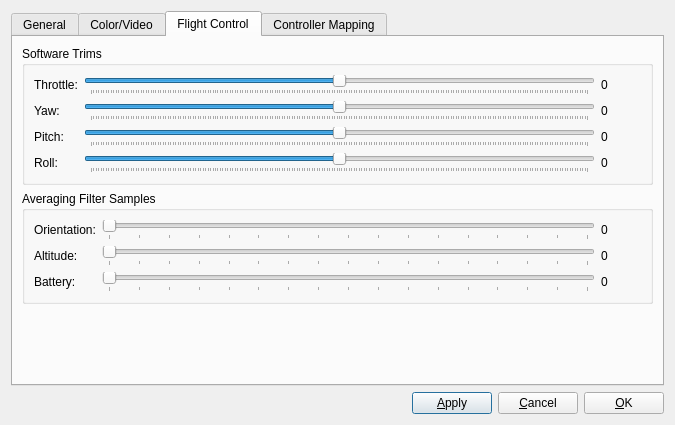
This is heliview/src/SettingsDialog.ui in gcsmith/ktgt-uav-desktop as Qt 5 draws it before an edit. The edited form follows.
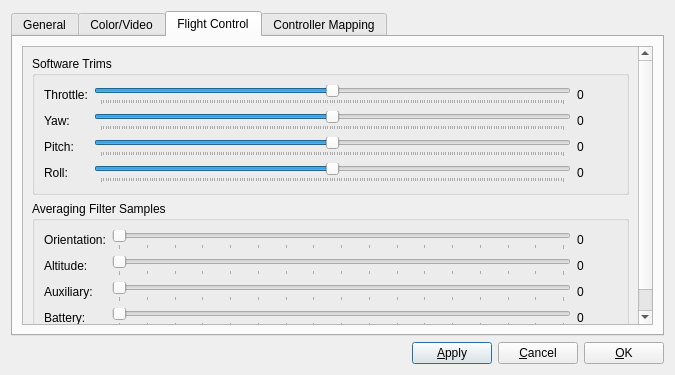
This is the edited form. The open tabs and pages were chosen to show the change.

Commit message: update heliview to match filter changes in uav_control

What changed in the file:
```diff
--- a/heliview/src/SettingsDialog.ui
+++ b/heliview/src/SettingsDialog.ui
@@ -7,13 +7,13 @@
     <x>0</x>
     <y>0</y>
     <width>675</width>
-    <height>425</height>
+    <height>375</height>
    </rect>
   </property>
   <property name="minimumSize">
    <size>
     <width>675</width>
-    <height>425</height>
+    <height>375</height>
    </size>
   </property>
   <property name="windowTitle">
@@ -483,7 +483,22 @@
        <string>Flight Control</string>
       </attribute>
       <layout class="QGridLayout" name="gridLayout_5">
-       <item row="6" column="0">
+       <item row="0" column="0">
+        <widget class="QScrollArea" name="scrollArea">
+         <property name="widgetResizable">
+          <bool>true</bool>
+         </property>
+         <widget class="QWidget" name="scrollAreaWidgetContents">
+          <property name="geometry">
+           <rect>
+            <x>0</x>
+            <y>0</y>
+            <width>613</width>
+            <height>378</height>
+           </rect>
+          </property>
+          <layout class="QVBoxLayout" name="verticalLayout_2">
+           <item>
         <widget class="QGroupBox" name="groupBox_4">
          <property name="title">
           <string>Software Trims</string>
@@ -678,20 +693,7 @@
          </layout>
         </widget>
        </item>
-       <item row="8" column="0">
-        <spacer name="verticalSpacer_4">
-         <property name="orientation">
-          <enum>Qt::Vertical</enum>
-         </property>
-         <property name="sizeHint" stdset="0">
-          <size>
-           <width>20</width>
-           <height>40</height>
-          </size>
-         </property>
-        </spacer>
-       </item>
-       <item row="7" column="0">
+           <item>
         <widget class="QGroupBox" name="groupBox_5">
          <property name="title">
           <string>Averaging Filter Samples</string>
@@ -737,14 +739,14 @@
             </property>
            </widget>
           </item>
-          <item row="2" column="0">
+              <item row="3" column="0">
            <widget class="QLabel" name="lblBattery">
             <property name="text">
              <string>Battery:</string>
             </property>
            </widget>
           </item>
-          <item row="2" column="1">
+              <item row="3" column="1">
            <widget class="QSlider" name="slideBatteryFilter">
             <property name="maximum">
              <number>64</number>
@@ -801,7 +803,7 @@
             </property>
            </widget>
           </item>
-          <item row="2" column="3">
+              <item row="3" column="3">
            <widget class="QLabel" name="lblBatteryFilter">
             <property name="minimumSize">
              <size>
@@ -814,7 +816,63 @@
             </property>
            </widget>
           </item>
-         </layout>
+              <item row="2" column="0">
+               <widget class="QLabel" name="lblAuxiliary">
+                <property name="text">
+                 <string>Auxiliary:</string>
+                </property>
+               </widget>
+              </item>
+              <item row="2" column="1">
+               <widget class="QSlider" name="slideAuxiliaryFilter">
+                <property name="maximum">
+                 <number>64</number>
+                </property>
+                <property name="pageStep">
+                 <number>4</number>
+                </property>
+                <property name="orientation">
+                 <enum>Qt::Horizontal</enum>
+                </property>
+                <property name="tickPosition">
+                 <enum>QSlider::TicksBelow</enum>
+                </property>
+                <property name="tickInterval">
+                 <number>4</number>
+                </property>
+               </widget>
+              </item>
+              <item row="2" column="3">
+               <widget class="QLabel" name="lblAuxiliaryFilter">
+                <property name="minimumSize">
+                 <size>
+                  <width>40</width>
+                  <height>0</height>
+                 </size>
+                </property>
+                <property name="text">
+                 <string>0</string>
+                </property>
+               </widget>
+              </item>
+             </layout>
+            </widget>
+           </item>
+           <item>
+            <spacer name="verticalSpacer_4">
+             <property name="orientation">
+              <enum>Qt::Vertical</enum>
+             </property>
+             <property name="sizeHint" stdset="0">
+              <size>
+               <width>20</width>
+               <height>40</height>
+              </size>
+             </property>
+            </spacer>
+           </item>
+          </layout>
+         </widget>
         </widget>
        </item>
       </layout>
```
Left out of the diff: 108 changed lines with no effect on the pictures. Lines whose indentation alone changed are shown as unchanged. The commit also changes 4 other files.
